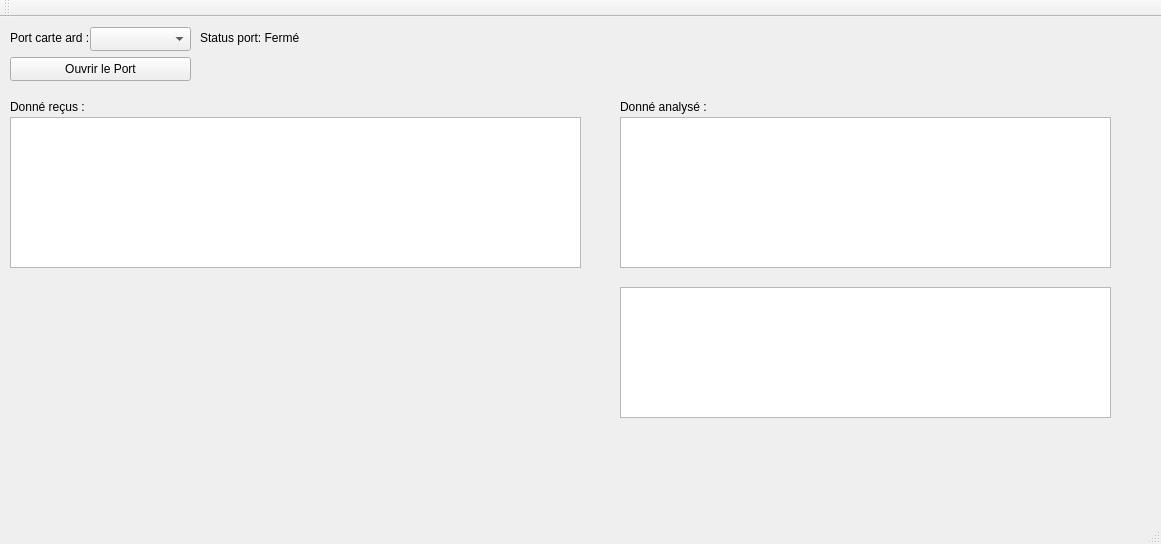
NGabbai2006/Tp1_Sondeur_marin, file Tp1_Sondeur_marin/InterfaceQt.ui: the form before one commit.
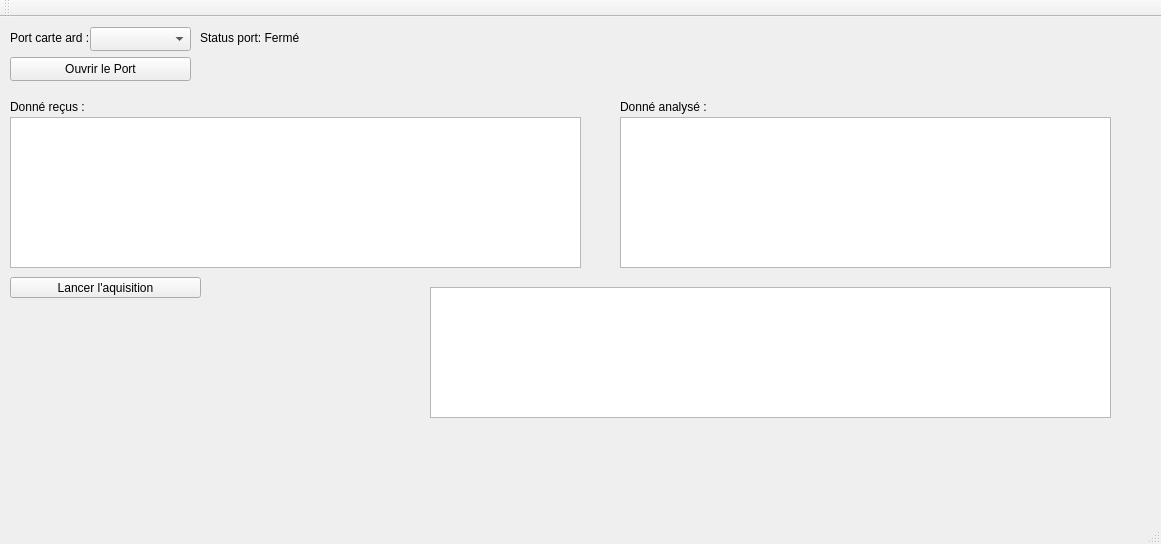
The form after the commit.

Diff of the .ui file:
```diff
--- a/Tp1_Sondeur_marin/InterfaceQt.ui
+++ b/Tp1_Sondeur_marin/InterfaceQt.ui
@@ -144,9 +144,9 @@
    <widget class="QTextEdit" name="textEdit_info">
     <property name="geometry">
      <rect>
-      <x>620</x>
+      <x>430</x>
       <y>270</y>
-      <width>491</width>
+      <width>681</width>
       <height>131</height>
      </rect>
     </property>
@@ -154,6 +154,19 @@
      <bool>true</bool>
     </property>
    </widget>
+   <widget class="QPushButton" name="pushButtonAquisition">
+    <property name="geometry">
+     <rect>
+      <x>10</x>
+      <y>260</y>
+      <width>191</width>
+      <height>21</height>
+     </rect>
+    </property>
+    <property name="text">
+     <string>Lancer l'aquisition</string>
+    </property>
+   </widget>
   </widget>
   <widget class="QMenuBar" name="menuBar">
    <property name="geometry">
```
Left out of the diff: 18 changed lines with no effect on the pictures.
